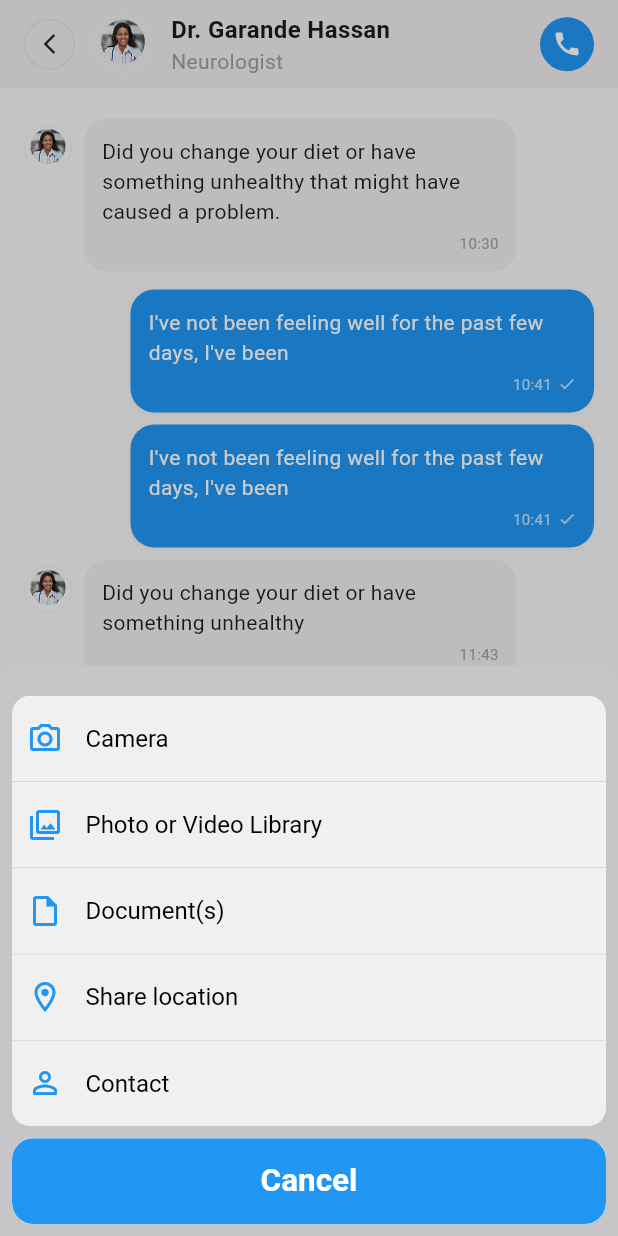
After one commit to Kyomuhe/flutter_project, a Flutter app: the ChatScreen screen opened directly, after a tap on the "add" icon, on a phone screen of 412 x 824 dp. The commit adds this screen. Run offline on Flutter 3.47's test engine with Material 3 defaults, Android fonts, the phone set to English and light mode, and no system bars.

Commit message:
messaging app

```diff
--- a/lib/Components/doctor_details.dart
+++ b/lib/Components/doctor_details.dart
@@ -1,4 +1,5 @@
 import 'package:flutter/material.dart';
+import 'messages.dart';
 
 class DoctorDetailsPage extends StatelessWidget {
   final String name;
@@ -112,7 +113,6 @@ class DoctorDetailsPage extends StatelessWidget {
                       ),
                     ),
 
-                    // Doctor profile card with white background and blue border
                     Positioned(
                       top: 144,
                       left: 34,
@@ -205,10 +205,9 @@ class DoctorDetailsPage extends StatelessWidget {
             ),
           ),
 
-          // Content after the blue area - increased height to fix overflow
+
           const SizedBox(height: 75),
 
-          // Stats section (Patients, Experience, Rating)
           Padding(
             padding: const EdgeInsets.symmetric(horizontal: 20),
             child: Row(
@@ -269,6 +268,13 @@ class DoctorDetailsPage extends StatelessWidget {
             child: Row(
               children: [
                 Expanded(
+child: GestureDetector(
+  onTap: () {
+    Navigator.push(
+      context,
+      MaterialPageRoute(builder: (context) => Messages()),
+    );
+  },
   child: Container(
     height: 42,
     decoration: BoxDecoration(
@@ -286,11 +292,11 @@ class DoctorDetailsPage extends StatelessWidget {
           fontSize: 16,
           fontWeight: FontWeight.w500,
           fontFamily: 'Poppins',
-
         ),
       ),
     ),
   ),
+)
                 ),
                 const SizedBox(width: 15),
                 Expanded(
--- /dev/null
+++ b/lib/Components/messages.dart
@@ -0,0 +1,563 @@
+import 'package:flutter/material.dart';
+import 'package:flutter/cupertino.dart';
+import 'package:intl/intl.dart';
+
+
+class Messages extends StatelessWidget {
+  const Messages({Key? key}) : super(key: key);
+
+  @override
+  Widget build(BuildContext context) {
+    return MaterialApp(
+      title: 'Doctor Chat App',
+      theme: ThemeData(
+        primarySwatch: Colors.blue,
+        fontFamily: 'SF Pro Display',
+      ),
+      debugShowCheckedModeBanner: false,
+      home: const ChatScreen(),
+    );
+  }
+}
+
+class Message {
+  final String text;
+  final bool isMe;
+  final DateTime time;
+  final String? imagePath;
+  final String? voiceNoteDuration;
+
+  Message({
+    required this.text,
+    required this.isMe,
+    required this.time,
+    this.imagePath,
+    this.voiceNoteDuration,
+  });
+}
+
+class ChatScreen extends StatefulWidget {
+  const ChatScreen({Key? key}) : super(key: key);
+
+  @override
+  State<ChatScreen> createState() => _ChatScreenState();
+}
+
+class _ChatScreenState extends State<ChatScreen> {
+  final List<Message> messages = [
+    Message(
+      text: "Did you change your diet or have something unhealthy that might have caused a problem.",
+      isMe: false,
+      time: DateTime(2025, 4, 11, 10, 30),
+    ),
+    Message(
+      text: "I've not been feeling well for the past few days, I've been",
+      isMe: true,
+      time: DateTime(2025, 4, 11, 10, 41),
+    ),
+    Message(
+      text: "I've not been feeling well for the past few days, I've been",
+      isMe: true,
+      time: DateTime(2025, 4, 11, 10, 41),
+    ),
+    Message(
+      text: "Did you change your diet or have something unhealthy",
+      isMe: false,
+      time: DateTime(2025, 4, 11, 11, 43),
+    ),
+    Message(
+      text: "ate food from the stalls",
+      isMe: true,
+      time: DateTime(2025, 4, 11, 11, 44),
+    ),
+    Message(
+      text: "IMG_0483.PNG\n2.83 MB",
+      isMe: true,
+      time: DateTime(2025, 4, 11, 11, 51),
+      imagePath: "assets/food_image.png",
+    ),
+    Message(
+      text: "",
+      isMe: false,
+      time: DateTime(2025, 4, 11, 12, 31),
+      voiceNoteDuration: "00:13:12",
+    ),
+  ];
+
+  @override
+  Widget build(BuildContext context) {
+    return Scaffold(
+      body: SafeArea(
+        child: Column(
+          children: [
+            _buildAppBar(),
+            Expanded(
+              child: _buildChatArea(),
+            ),
+            _buildMessageInput(),
+          ],
+        ),
+      ),
+    );
+  }
+
+  // Action sheet
+void _showAttachmentOptions() {
+  showCupertinoModalPopup(
+    context: context,
+    builder: (BuildContext context) => Container(
+      color: Colors.transparent,
+      child: Container(
+        decoration: const BoxDecoration(
+          color: Color(0xFFC6C6C8),
+          borderRadius: BorderRadius.only(
+            topLeft: Radius.circular(12),
+            topRight: Radius.circular(12),
+          ),
+        ),
+        child: CupertinoActionSheet(
+          actions: <Widget>[
+            _buildActionSheetItem(Icons.camera_alt_outlined, 'Camera', Colors.blue),
+            _buildActionSheetItem(Icons.photo_library_outlined, 'Photo or Video Library', Colors.blue),
+            _buildActionSheetItem(Icons.insert_drive_file_outlined, 'Document(s)', Colors.blue),
+            _buildActionSheetItem(Icons.location_on_outlined, 'Share location', Colors.blue),
+            _buildActionSheetItem(Icons.person_outline_rounded, 'Contact', Colors.blue),
+          ],
+          cancelButton: Container(
+            decoration: BoxDecoration(
+              color: Colors.blue,
+              borderRadius: BorderRadius.circular(14),
+            ),
+            child: CupertinoActionSheetAction(
+              child: const Text(
+                'Cancel',
+                style: TextStyle(
+                  color: Colors.white,
+                  fontWeight: FontWeight.bold,
+                ),
+              ),
+              onPressed: () {
+                Navigator.pop(context);
+              },
+            ),
+          ),
+        ),
+      ),
+    ),
+  );
+}
+Widget _buildActionSheetItem(IconData icon, String text, Color iconColor) {
+  return CupertinoActionSheetAction(
+    child: Row(
+      children: [
+        Icon(icon, color: iconColor, size: 24),
+        const SizedBox(width: 15),
+        Text(
+          text,
+          style: const TextStyle(
+            color: Colors.black,
+            fontSize: 16,
+          ),
+        ),
+      ],
+    ),
+    onPressed: () {
+      Navigator.pop(context);
+      // Handle specific action based on selection
+    },
+  );
+}
+
+Widget _buildAppBar() {
+    return Container(
+      padding: const EdgeInsets.symmetric(horizontal: 16, vertical: 8),
+      decoration: BoxDecoration(
+        color: const Color(0xFFEEEBEB),
+        boxShadow: [
+          BoxShadow(
+            color: Colors.grey.withOpacity(0.1),
+            spreadRadius: 1,
+            blurRadius: 3,
+            offset: const Offset(0, 1),
+          ),
+        ],
+      ),
+      child: Row(
+        children: [
+          InkWell(
+            child: Container(
+              padding: const EdgeInsets.all(8),
+              decoration: BoxDecoration(
+                shape: BoxShape.circle,
+                border: Border.all(color: Colors.grey.shade300),
+              ),
+              child: const Icon(Icons.arrow_back_ios_new, size: 16),
+            ),
+          ),
+          const SizedBox(width: 12),
+          Container(
+            width: 40,
+            height: 40,
+            decoration: BoxDecoration(
+              shape: BoxShape.circle,
+              image: const DecorationImage(
+                image: AssetImage('assets/profile1.png'),
+                fit: BoxFit.cover,
+              ),
+              border: Border.all(color: Colors.grey.shade200, width: 2),
+            ),
+          ),
+          const SizedBox(width: 12),
+          Expanded(
+            child: Column(
+              crossAxisAlignment: CrossAxisAlignment.start,
+              children: const [
+                Text(
+                  'Dr. Garande Hassan',
+                  style: TextStyle(
+                    fontWeight: FontWeight.bold,
+                    fontSize: 16,
+                  ),
+                ),
+                Text(
+                  'Neurologist',
+                  style: TextStyle(
+                    color: Colors.grey,
+                    fontSize: 14,
+                  ),
+                ),
+              ],
+            ),
+          ),
+          Container(
+            padding: const EdgeInsets.all(8),
+            decoration: BoxDecoration(
+              shape: BoxShape.circle,
+              color: Colors.blue,
+            ),
+            child: const Icon(Icons.phone, color: Colors.white, size: 20),
+          ),
+        ],
+      ),
+    );
+  }
+
+  Widget _buildChatArea() {
+    return Container(
+      color: Colors.grey.shade100,
+      child: ListView.builder(
+        padding: const EdgeInsets.symmetric(horizontal: 16, vertical: 20),
+        itemCount: messages.length + 1, // +1 for the "Now" divider
+        itemBuilder: (context, index) {
+          if (index == 4) {
+            return _buildTimeMarker("Now");
+          }
+
+          final actualIndex = index > 4 ? index - 1 : index;
+          final message = messages[actualIndex];
+
+          return _buildMessageBubble(message);
+        },
+      ),
+    );
+  }
+
+  Widget _buildTimeMarker(String text) {
+    return Container(
+      margin: const EdgeInsets.symmetric(vertical: 16),
+      child: Row(
+        mainAxisAlignment: MainAxisAlignment.center,
+        children: [
+          Expanded(
+            child: Divider( color: Colors.grey),
+          ),
+          Container(
+            margin: const EdgeInsets.symmetric(horizontal: 10),
+            padding: const EdgeInsets.symmetric(horizontal: 16, vertical: 6),
+            decoration: BoxDecoration(
+              borderRadius: BorderRadius.circular(16),
+              border: Border.all( color:Colors.grey),
+            ),
+            child: Text(
+              text,
+              style: TextStyle( color: Colors.grey, fontSize: 12),
+            ),
+          ),
+          Expanded(
+            child: Divider(color: Colors.grey),
+          ),
+        ],
+      ),
+    );
+  }
+
+  Widget _buildMessageBubble(Message message) {
+    final time = DateFormat('HH:mm').format(message.time);
+    final isMe = message.isMe;
+
+    Widget messageContent;
+
+    if (message.imagePath != null) {
+      messageContent = Column(
+        crossAxisAlignment: CrossAxisAlignment.start,
+        children: [
+          Container(
+            height: 120,
+            decoration: BoxDecoration(
+              borderRadius: BorderRadius.circular(8),
+              image: DecorationImage(
+                image: AssetImage(message.imagePath!),
+                fit: BoxFit.cover,
+              ),
+            ),
+          ),
+          const SizedBox(height: 4),
+          Text(
+            message.text,
+            style: TextStyle(
+              color: isMe ? Colors.white.withOpacity(0.9) : Colors.black87,
+              fontSize: 13,
+            ),
+          ),
+        ],
+      );
+    } else if (message.voiceNoteDuration != null) {
+      messageContent = Row(
+        mainAxisSize: MainAxisSize.min,
+        children: [
+          Icon(Icons.play_arrow, color: isMe ? Colors.blue : Colors.grey.shade400),
+
+          const SizedBox(width: 4),
+          Expanded(
+            child: Container(
+              height: 4,
+              color: isMe ? Colors.white.withOpacity(0.5) : Colors.grey.shade400,
+            ),
+          ),
+          const SizedBox(width: 4),
+          Text(
+            message.voiceNoteDuration!,
+            style: TextStyle(
+              color: Colors.grey.shade400,
+              fontSize: 13,
+            ),
+          ),
+        ],
+      );
+    } else {
+      messageContent = Text(
+        message.text,
+        style: TextStyle(
+          color: isMe ? Colors.white : Colors.black87,
+          fontSize: 14,
+        ),
+      );
+    }
+
+    if (!isMe) {
+      // Doctor's message with profile pic and speech bubble pointer
+      return Padding(
+        padding: const EdgeInsets.only(bottom: 12),
+        child: Row(
+          crossAxisAlignment: CrossAxisAlignment.start,
+          children: [
+            // Profile pic for doctor's messages
+            Container(
+              width: 32,
+              height: 32,
+              margin: const EdgeInsets.only(right: 8, top: 4),
+              decoration: BoxDecoration(
+                shape: BoxShape.circle,
+                image: const DecorationImage(
+                  image: AssetImage('assets/profile1.png'),
+                  fit: BoxFit.cover,
+                ),
+                border: Border.all(color: Colors.grey.shade200, width: 1),
+              ),
+            ),
+
+            // Message bubble with triangle pointer
+            Flexible(
+              child: Stack(
+                children: [
+                  // Triangle pointer to profile pic
+                  Positioned(
+                    left: -6,
+                    top: 12,
+                    child: CustomPaint(
+                      size: const Size(10, 10),
+                      painter: TrianglePainter(
+                        color: const Color(0xFFEEEBEB),
+                      ),
+                    ),
+                  ),
+
+                  // Message bubble
+                  Container(
+                    constraints: BoxConstraints(
+                      maxWidth: MediaQuery.of(context).size.width * 0.7,
+                    ),
+                    decoration: BoxDecoration(
+                      color: const Color(0xFFEEEBEB),
+                      borderRadius: BorderRadius.circular(16),
+                    ),
+                    padding: const EdgeInsets.all(12),
+                    child: Column(
+                      crossAxisAlignment: CrossAxisAlignment.end,
+                      children: [
+                        messageContent,
+                        const SizedBox(height: 4),
+                        Text(
+                          time,
+                          style: TextStyle(
+                            color: Colors.grey,
+                            fontSize: 10,
+                          ),
+                        ),
+                      ],
+                    ),
+                  ),
+                ],
+              ),
+            ),
+          ],
+        ),
+      );
+    } else {
+      // User's message (right-aligned blue bubble)
+      return Align(
+        alignment: Alignment.centerRight,
+        child: Container(
+          margin: const EdgeInsets.only(bottom: 8),
+          constraints: BoxConstraints(
+            maxWidth: MediaQuery.of(context).size.width * 0.75,
+          ),
+          decoration: BoxDecoration(
+            color: Colors.blue,
+            borderRadius: BorderRadius.circular(16),
+            boxShadow: [
+              BoxShadow(
+                color: Colors.black.withOpacity(0.05),
+                blurRadius: 3,
+                offset: const Offset(0, 1),
+              ),
+            ],
+          ),
+          padding: const EdgeInsets.all(12),
+          child: Column(
+            crossAxisAlignment: CrossAxisAlignment.end,
+            children: [
+              messageContent,
+              const SizedBox(height: 4),
+              Row(
+                mainAxisSize: MainAxisSize.min,
+                children: [
+                  Text(
+                    time,
+                    style: TextStyle(
+                      color: Colors.white.withOpacity(0.7),
+                      fontSize: 10,
+                    ),
+                  ),
+                  const SizedBox(width: 4),
+                  Icon(
+                    Icons.check,
+                    size: 12,
+                    color: Colors.white.withOpacity(0.7),
+                  ),
+                ],
+              ),
+            ],
+          ),
+        ),
+      );
+    }
+  }
+
+  Widget _buildMessageInput() {
+    return Container(
+      padding: const EdgeInsets.symmetric(horizontal: 16, vertical: 10),
+      child: Row(
+        children: [
+          GestureDetector(
+            onTap: _showAttachmentOptions,
+            child: Container(
+              padding: const EdgeInsets.all(8),
+              decoration: BoxDecoration(
+                shape: BoxShape.circle,
+                color: Colors.white,
+                border: Border.all(
+                  color: Colors.blue,
+                  width: 2,
+                ),
+              ),
+              child: const Icon(
+                Icons.add,
+                color: Colors.blue,
+              ),
+            ),
+          ),
+          const SizedBox(width: 8),
+          Expanded(
+            child: Container(
+              padding: const EdgeInsets.symmetric(horizontal: 16),
+              decoration: BoxDecoration(
+                color: Colors.white,
+                borderRadius: BorderRadius.circular(24),
+                border: Border.all(color: Colors.blue),
+              ),
+              child: Row(
+                children: [
+                  Expanded(
+                    child: TextField(
+                      decoration: InputDecoration(
+                        hintText: 'start typing...',
+                        hintStyle: TextStyle(color: Colors.blue),
+                        border: InputBorder.none,
+                      ),
+                    ),
+                  ),
+                  Icon(Icons.send, color: Colors.blue, size: 20),
+                ],
+              ),
+            ),
+          ),
+          const SizedBox(width: 8),
+          Container(
+            padding: const EdgeInsets.all(8),
+            decoration: BoxDecoration(
+              shape: BoxShape.circle,
+              color: Colors.grey.shade100,
+            ),
+            child: const Icon(Icons.mic, color: Colors.blue),
+          ),
+        ],
+      ),
+    );
+  }
+}
+
+// Custom painter for the triangle pointer
+class TrianglePainter extends CustomPainter {
+  final Color color;
+
+  TrianglePainter({required this.color});
+
+  @override
+  void paint(Canvas canvas, Size size) {
+    final paint = Paint()
+      ..color = color
+      ..style = PaintingStyle.fill;
+
+    final path = Path()
+      ..moveTo(0, size.height / 2)
+      ..lineTo(size.width, 0)
+      ..lineTo(size.width, size.height)
+      ..close();
+
+    canvas.drawPath(path, paint);
+  }
+
+  @override
+  bool shouldRepaint(covariant CustomPainter oldDelegate) => false;
+}
--- a/lib/Pages/products_page.dart
+++ b/lib/Pages/products_page.dart
@@ -1,7 +1,6 @@
 import 'package:flutter/material.dart';
 import '../Components/product_card.dart';
-import '../models/product.dart'; // Import the consolidated Product model
-import 'product_detail.dart';
+import '../models/product.dart';
 import '../Components/cart.dart';
 import 'package:provider/provider.dart';
 
```
Also changed, not shown: pubspec.yaml (+7 -0 lines), assets/food_image.png (added), pubspec.lock. Lines whose indentation alone changed are shown as unchanged.
